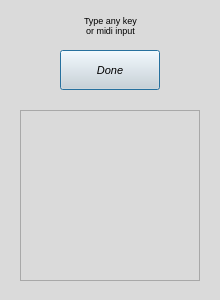
First picture: the form in dialog_key.ui, repository fredericabry/raspiloop, before the edit.
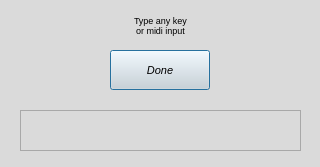
Second picture: the form after the edit.

The edit to the form file:
```diff
--- a/dialog_key.ui
+++ b/dialog_key.ui
@@ -6,8 +6,8 @@
    <rect>
     <x>0</x>
     <y>0</y>
-    <width>220</width>
-    <height>300</height>
+    <width>320</width>
+    <height>167</height>
    </rect>
   </property>
   <property name="windowTitle">
@@ -21,7 +21,7 @@
     <rect>
      <x>0</x>
      <y>0</y>
-     <width>221</width>
+     <width>321</width>
      <height>51</height>
     </rect>
    </property>
@@ -42,7 +42,7 @@
   <widget class="QPushButton" name="bDone">
    <property name="geometry">
     <rect>
-     <x>60</x>
+     <x>110</x>
      <y>50</y>
      <width>100</width>
      <height>40</height>
@@ -63,8 +63,8 @@
     <rect>
      <x>20</x>
      <y>110</y>
-     <width>180</width>
-     <height>171</height>
+     <width>281</width>
+     <height>41</height>
     </rect>
    </property>
    <property name="font">
```
